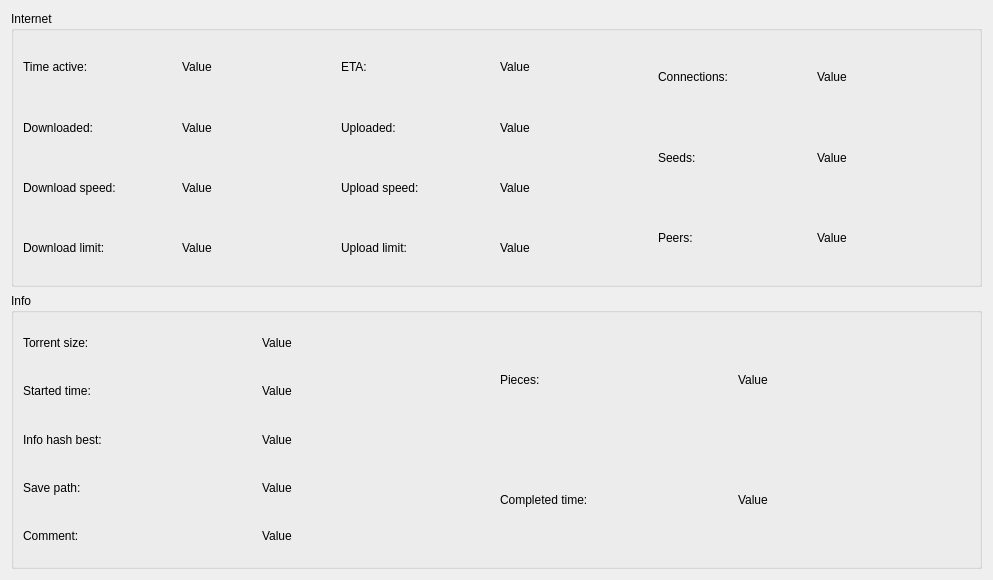
Before: the Qt Designer form widgets/generalinfowidget.ui in commmrade/TorrentClient, drawn with Qt 5.
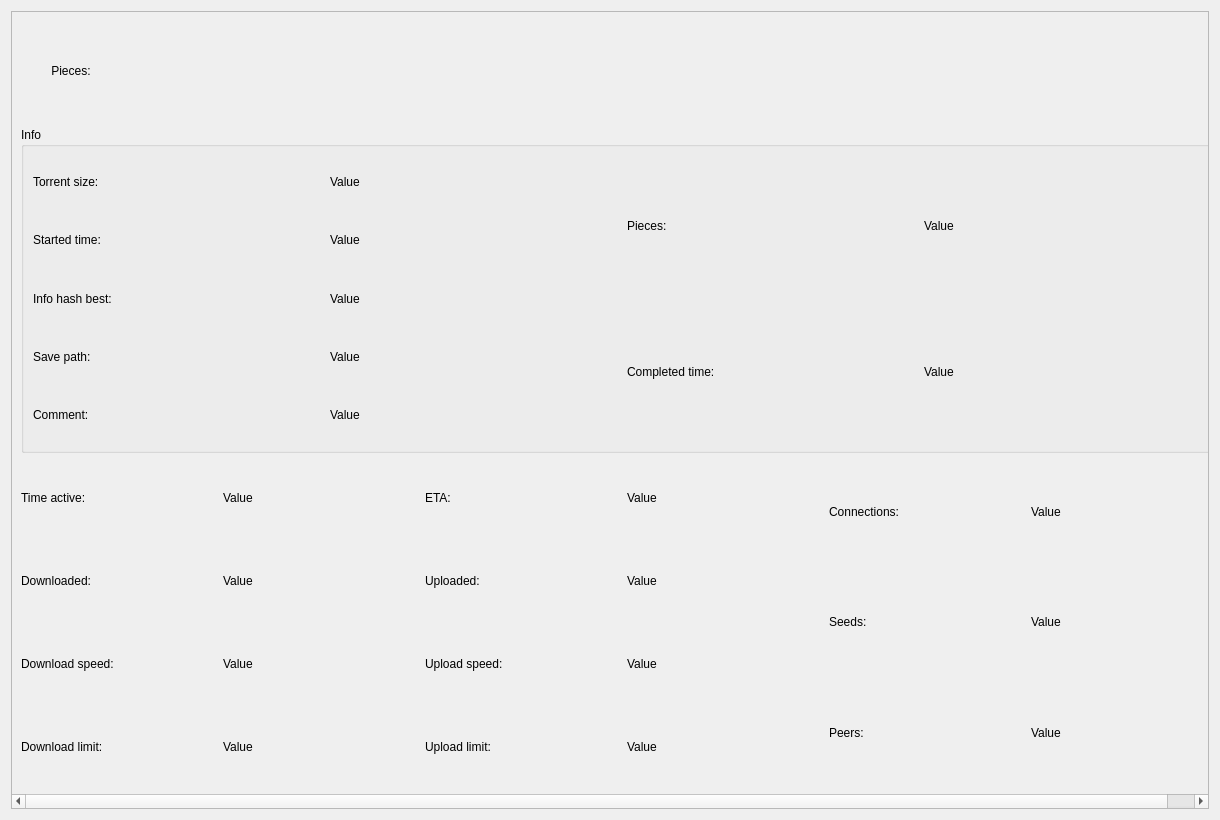
After: the same form once the commit is applied. Custom widgets are drawn as their Qt base class.

Commit message: Pieces bar and code optimization

Patch:
```diff
--- a/widgets/generalinfowidget.ui
+++ b/widgets/generalinfowidget.ui
@@ -6,21 +6,304 @@
    <rect>
     <x>0</x>
     <y>0</y>
-    <width>993</width>
-    <height>580</height>
+    <width>1220</width>
+    <height>820</height>
    </rect>
   </property>
   <property name="windowTitle">
    <string>Form</string>
   </property>
-  <layout class="QVBoxLayout" name="verticalLayout">
-   <item>
-    <widget class="QGroupBox" name="groupBox">
-     <property name="title">
-      <string>Internet</string>
-     </property>
      <layout class="QGridLayout" name="gridLayout">
       <item row="0" column="0">
+    <widget class="QScrollArea" name="scrollArea">
+     <property name="widgetResizable">
+      <bool>true</bool>
+     </property>
+     <widget class="QWidget" name="scrollAreaWidgetContents_2">
+      <property name="geometry">
+       <rect>
+        <x>0</x>
+        <y>0</y>
+        <width>1226</width>
+        <height>786</height>
+       </rect>
+      </property>
+      <layout class="QVBoxLayout" name="verticalLayout">
+       <item>
+        <layout class="QHBoxLayout" name="horizontalLayout_7">
+         <property name="spacing">
+          <number>6</number>
+         </property>
+         <item>
+          <widget class="QLabel" name="label">
+           <property name="sizePolicy">
+            <sizepolicy hsizetype="Minimum" vsizetype="Preferred">
+             <horstretch>0</horstretch>
+             <verstretch>0</verstretch>
+            </sizepolicy>
+           </property>
+           <property name="minimumSize">
+            <size>
+             <width>100</width>
+             <height>0</height>
+            </size>
+           </property>
+           <property name="maximumSize">
+            <size>
+             <width>30</width>
+             <height>100</height>
+            </size>
+           </property>
+           <property name="text">
+            <string>Pieces:</string>
+           </property>
+           <property name="alignment">
+            <set>Qt::AlignmentFlag::AlignCenter</set>
+           </property>
+          </widget>
+         </item>
+         <item>
+          <widget class="PiecesBarWidget" name="piecesBar" native="true">
+           <property name="sizePolicy">
+            <sizepolicy hsizetype="MinimumExpanding" vsizetype="Minimum">
+             <horstretch>0</horstretch>
+             <verstretch>0</verstretch>
+            </sizepolicy>
+           </property>
+           <property name="minimumSize">
+            <size>
+             <width>1100</width>
+             <height>100</height>
+            </size>
+           </property>
+           <property name="maximumSize">
+            <size>
+             <width>16777215</width>
+             <height>100</height>
+            </size>
+           </property>
+          </widget>
+         </item>
+        </layout>
+       </item>
+       <item>
+        <widget class="QGroupBox" name="groupBox_2">
+         <property name="title">
+          <string>Info</string>
+         </property>
+         <layout class="QHBoxLayout" name="horizontalLayout_6">
+          <item>
+           <layout class="QHBoxLayout" name="horizontalLayout_4">
+            <item>
+             <layout class="QVBoxLayout" name="verticalLayout_8">
+              <item>
+               <widget class="QLabel" name="torSizeLabel">
+                <property name="sizePolicy">
+                 <sizepolicy hsizetype="Preferred" vsizetype="Minimum">
+                  <horstretch>0</horstretch>
+                  <verstretch>0</verstretch>
+                 </sizepolicy>
+                </property>
+                <property name="text">
+                 <string>Torrent size:</string>
+                </property>
+               </widget>
+              </item>
+              <item>
+               <widget class="QLabel" name="startTimeLabel">
+                <property name="sizePolicy">
+                 <sizepolicy hsizetype="Preferred" vsizetype="Minimum">
+                  <horstretch>0</horstretch>
+                  <verstretch>0</verstretch>
+                 </sizepolicy>
+                </property>
+                <property name="text">
+                 <string>Started time:</string>
+                </property>
+               </widget>
+              </item>
+              <item>
+               <widget class="QLabel" name="infoHashLabel">
+                <property name="sizePolicy">
+                 <sizepolicy hsizetype="Preferred" vsizetype="Minimum">
+                  <horstretch>0</horstretch>
+                  <verstretch>0</verstretch>
+                 </sizepolicy>
+                </property>
+                <property name="text">
+                 <string>Info hash best:</string>
+                </property>
+               </widget>
+              </item>
+              <item>
+               <widget class="QLabel" name="savePathLabel">
+                <property name="sizePolicy">
+                 <sizepolicy hsizetype="Preferred" vsizetype="Minimum">
+                  <horstretch>0</horstretch>
+                  <verstretch>0</verstretch>
+                 </sizepolicy>
+                </property>
+                <property name="text">
+                 <string>Save path:</string>
+                </property>
+               </widget>
+              </item>
+              <item>
+               <widget class="QLabel" name="commentLabel">
+                <property name="sizePolicy">
+                 <sizepolicy hsizetype="Preferred" vsizetype="Minimum">
+                  <horstretch>0</horstretch>
+                  <verstretch>0</verstretch>
+                 </sizepolicy>
+                </property>
+                <property name="text">
+                 <string>Comment:</string>
+                </property>
+               </widget>
+              </item>
+             </layout>
+            </item>
+            <item>
+             <layout class="QVBoxLayout" name="verticalLayout_9">
+              <item>
+               <widget class="QLabel" name="torSizeValue">
+                <property name="sizePolicy">
+                 <sizepolicy hsizetype="Preferred" vsizetype="Minimum">
+                  <horstretch>0</horstretch>
+                  <verstretch>0</verstretch>
+                 </sizepolicy>
+                </property>
+                <property name="text">
+                 <string>Value</string>
+                </property>
+               </widget>
+              </item>
+              <item>
+               <widget class="QLabel" name="startTimeValue">
+                <property name="sizePolicy">
+                 <sizepolicy hsizetype="Preferred" vsizetype="Minimum">
+                  <horstretch>0</horstretch>
+                  <verstretch>0</verstretch>
+                 </sizepolicy>
+                </property>
+                <property name="text">
+                 <string>Value</string>
+                </property>
+               </widget>
+              </item>
+              <item>
+               <widget class="QLabel" name="infoHashValue">
+                <property name="sizePolicy">
+                 <sizepolicy hsizetype="Preferred" vsizetype="Minimum">
+                  <horstretch>0</horstretch>
+                  <verstretch>0</verstretch>
+                 </sizepolicy>
+                </property>
+                <property name="text">
+                 <string>Value</string>
+                </property>
+               </widget>
+              </item>
+              <item>
+               <widget class="QLabel" name="savePathValue">
+                <property name="sizePolicy">
+                 <sizepolicy hsizetype="Preferred" vsizetype="Minimum">
+                  <horstretch>0</horstretch>
+                  <verstretch>0</verstretch>
+                 </sizepolicy>
+                </property>
+                <property name="text">
+                 <string>Value</string>
+                </property>
+               </widget>
+              </item>
+              <item>
+               <widget class="QLabel" name="commentValue">
+                <property name="sizePolicy">
+                 <sizepolicy hsizetype="Preferred" vsizetype="Minimum">
+                  <horstretch>0</horstretch>
+                  <verstretch>0</verstretch>
+                 </sizepolicy>
+                </property>
+                <property name="text">
+                 <string>Value</string>
+                </property>
+               </widget>
+              </item>
+             </layout>
+            </item>
+           </layout>
+          </item>
+          <item>
+           <layout class="QHBoxLayout" name="horizontalLayout_5">
+            <item>
+             <layout class="QVBoxLayout" name="verticalLayout_10">
+              <item>
+               <widget class="QLabel" name="piecesLabel">
+                <property name="sizePolicy">
+                 <sizepolicy hsizetype="Preferred" vsizetype="Minimum">
+                  <horstretch>0</horstretch>
+                  <verstretch>0</verstretch>
+                 </sizepolicy>
+                </property>
+                <property name="text">
+                 <string>Pieces:</string>
+                </property>
+               </widget>
+              </item>
+              <item>
+               <widget class="QLabel" name="completionLabel">
+                <property name="sizePolicy">
+                 <sizepolicy hsizetype="Preferred" vsizetype="Minimum">
+                  <horstretch>0</horstretch>
+                  <verstretch>0</verstretch>
+                 </sizepolicy>
+                </property>
+                <property name="text">
+                 <string>Completed time:</string>
+                </property>
+               </widget>
+              </item>
+             </layout>
+            </item>
+            <item>
+             <layout class="QVBoxLayout" name="verticalLayout_11">
+              <item>
+               <widget class="QLabel" name="piecesValue">
+                <property name="sizePolicy">
+                 <sizepolicy hsizetype="Preferred" vsizetype="Minimum">
+                  <horstretch>0</horstretch>
+                  <verstretch>0</verstretch>
+                 </sizepolicy>
+                </property>
+                <property name="text">
+                 <string>Value</string>
+                </property>
+               </widget>
+              </item>
+              <item>
+               <widget class="QLabel" name="completionValue">
+                <property name="sizePolicy">
+                 <sizepolicy hsizetype="Preferred" vsizetype="Minimum">
+                  <horstretch>0</horstretch>
+                  <verstretch>0</verstretch>
+                 </sizepolicy>
+                </property>
+                <property name="text">
+                 <string>Value</string>
+                </property>
+               </widget>
+              </item>
+             </layout>
+            </item>
+           </layout>
+          </item>
+         </layout>
+        </widget>
+       </item>
+       <item>
+        <layout class="QHBoxLayout" name="horizontalLayout_8">
+         <item>
        <layout class="QHBoxLayout" name="horizontalLayout">
         <item>
          <layout class="QVBoxLayout" name="verticalLayout_2">
@@ -136,7 +419,7 @@
         </item>
        </layout>
       </item>
-      <item row="0" column="1">
+         <item>
        <layout class="QHBoxLayout" name="horizontalLayout_2">
         <item>
          <layout class="QVBoxLayout" name="verticalLayout_4">
@@ -252,7 +535,7 @@
         </item>
        </layout>
       </item>
-      <item row="0" column="2">
+         <item>
        <layout class="QHBoxLayout" name="horizontalLayout_3">
         <item>
          <layout class="QVBoxLayout" name="verticalLayout_6">
@@ -343,225 +626,21 @@
        </layout>
       </item>
      </layout>
-    </widget>
-   </item>
-   <item>
-    <widget class="QGroupBox" name="groupBox_2">
-     <property name="title">
-      <string>Info</string>
-     </property>
-     <layout class="QHBoxLayout" name="horizontalLayout_6">
-      <item>
-       <layout class="QHBoxLayout" name="horizontalLayout_4">
-        <item>
-         <layout class="QVBoxLayout" name="verticalLayout_8">
-          <item>
-           <widget class="QLabel" name="torSizeLabel">
-            <property name="sizePolicy">
-             <sizepolicy hsizetype="Preferred" vsizetype="Minimum">
-              <horstretch>0</horstretch>
-              <verstretch>0</verstretch>
-             </sizepolicy>
-            </property>
-            <property name="text">
-             <string>Torrent size:</string>
-            </property>
-           </widget>
-          </item>
-          <item>
-           <widget class="QLabel" name="startTimeLabel">
-            <property name="sizePolicy">
-             <sizepolicy hsizetype="Preferred" vsizetype="Minimum">
-              <horstretch>0</horstretch>
-              <verstretch>0</verstretch>
-             </sizepolicy>
-            </property>
-            <property name="text">
-             <string>Started time:</string>
-            </property>
-           </widget>
-          </item>
-          <item>
-           <widget class="QLabel" name="infoHashLabel">
-            <property name="sizePolicy">
-             <sizepolicy hsizetype="Preferred" vsizetype="Minimum">
-              <horstretch>0</horstretch>
-              <verstretch>0</verstretch>
-             </sizepolicy>
-            </property>
-            <property name="text">
-             <string>Info hash best:</string>
-            </property>
-           </widget>
-          </item>
-          <item>
-           <widget class="QLabel" name="savePathLabel">
-            <property name="sizePolicy">
-             <sizepolicy hsizetype="Preferred" vsizetype="Minimum">
-              <horstretch>0</horstretch>
-              <verstretch>0</verstretch>
-             </sizepolicy>
-            </property>
-            <property name="text">
-             <string>Save path:</string>
-            </property>
-           </widget>
-          </item>
-          <item>
-           <widget class="QLabel" name="commentLabel">
-            <property name="sizePolicy">
-             <sizepolicy hsizetype="Preferred" vsizetype="Minimum">
-              <horstretch>0</horstretch>
-              <verstretch>0</verstretch>
-             </sizepolicy>
-            </property>
-            <property name="text">
-             <string>Comment:</string>
-            </property>
-           </widget>
-          </item>
-         </layout>
-        </item>
-        <item>
-         <layout class="QVBoxLayout" name="verticalLayout_9">
-          <item>
-           <widget class="QLabel" name="torSizeValue">
-            <property name="sizePolicy">
-             <sizepolicy hsizetype="Preferred" vsizetype="Minimum">
-              <horstretch>0</horstretch>
-              <verstretch>0</verstretch>
-             </sizepolicy>
-            </property>
-            <property name="text">
-             <string>Value</string>
-            </property>
-           </widget>
-          </item>
-          <item>
-           <widget class="QLabel" name="startTimeValue">
-            <property name="sizePolicy">
-             <sizepolicy hsizetype="Preferred" vsizetype="Minimum">
-              <horstretch>0</horstretch>
-              <verstretch>0</verstretch>
-             </sizepolicy>
-            </property>
-            <property name="text">
-             <string>Value</string>
-            </property>
-           </widget>
-          </item>
-          <item>
-           <widget class="QLabel" name="infoHashValue">
-            <property name="sizePolicy">
-             <sizepolicy hsizetype="Preferred" vsizetype="Minimum">
-              <horstretch>0</horstretch>
-              <verstretch>0</verstretch>
-             </sizepolicy>
-            </property>
-            <property name="text">
-             <string>Value</string>
-            </property>
-           </widget>
-          </item>
-          <item>
-           <widget class="QLabel" name="savePathValue">
-            <property name="sizePolicy">
-             <sizepolicy hsizetype="Preferred" vsizetype="Minimum">
-              <horstretch>0</horstretch>
-              <verstretch>0</verstretch>
-             </sizepolicy>
-            </property>
-            <property name="text">
-             <string>Value</string>
-            </property>
-           </widget>
-          </item>
-          <item>
-           <widget class="QLabel" name="commentValue">
-            <property name="sizePolicy">
-             <sizepolicy hsizetype="Preferred" vsizetype="Minimum">
-              <horstretch>0</horstretch>
-              <verstretch>0</verstretch>
-             </sizepolicy>
-            </property>
-            <property name="text">
-             <string>Value</string>
-            </property>
-           </widget>
-          </item>
-         </layout>
-        </item>
-       </layout>
-      </item>
-      <item>
-       <layout class="QHBoxLayout" name="horizontalLayout_5">
-        <item>
-         <layout class="QVBoxLayout" name="verticalLayout_10">
-          <item>
-           <widget class="QLabel" name="piecesLabel">
-            <property name="sizePolicy">
-             <sizepolicy hsizetype="Preferred" vsizetype="Minimum">
-              <horstretch>0</horstretch>
-              <verstretch>0</verstretch>
-             </sizepolicy>
-            </property>
-            <property name="text">
-             <string>Pieces:</string>
-            </property>
-           </widget>
-          </item>
-          <item>
-           <widget class="QLabel" name="completionLabel">
-            <property name="sizePolicy">
-             <sizepolicy hsizetype="Preferred" vsizetype="Minimum">
-              <horstretch>0</horstretch>
-              <verstretch>0</verstretch>
-             </sizepolicy>
-            </property>
-            <property name="text">
-             <string>Completed time:</string>
-            </property>
-           </widget>
-          </item>
-         </layout>
-        </item>
-        <item>
-         <layout class="QVBoxLayout" name="verticalLayout_11">
-          <item>
-           <widget class="QLabel" name="piecesValue">
-            <property name="sizePolicy">
-             <sizepolicy hsizetype="Preferred" vsizetype="Minimum">
-              <horstretch>0</horstretch>
-              <verstretch>0</verstretch>
-             </sizepolicy>
-            </property>
-            <property name="text">
-             <string>Value</string>
-            </property>
-           </widget>
-          </item>
-          <item>
-           <widget class="QLabel" name="completionValue">
-            <property name="sizePolicy">
-             <sizepolicy hsizetype="Preferred" vsizetype="Minimum">
-              <horstretch>0</horstretch>
-              <verstretch>0</verstretch>
-             </sizepolicy>
-            </property>
-            <property name="text">
-             <string>Value</string>
-            </property>
-           </widget>
-          </item>
-         </layout>
-        </item>
-       </layout>
-      </item>
-     </layout>
-    </widget>
-   </item>
-  </layout>
- </widget>
+       </item>
+      </layout>
+     </widget>
+    </widget>
+   </item>
+  </layout>
+ </widget>
+ <customwidgets>
+  <customwidget>
+   <class>PiecesBarWidget</class>
+   <extends>QWidget</extends>
+   <header location="global">piecesbarwidget.h</header>
+   <container>1</container>
+  </customwidget>
+ </customwidgets>
  <resources/>
  <connections/>
 </ui>
```
Lines whose indentation alone changed are shown as unchanged. The commit also changes 11 other files.
